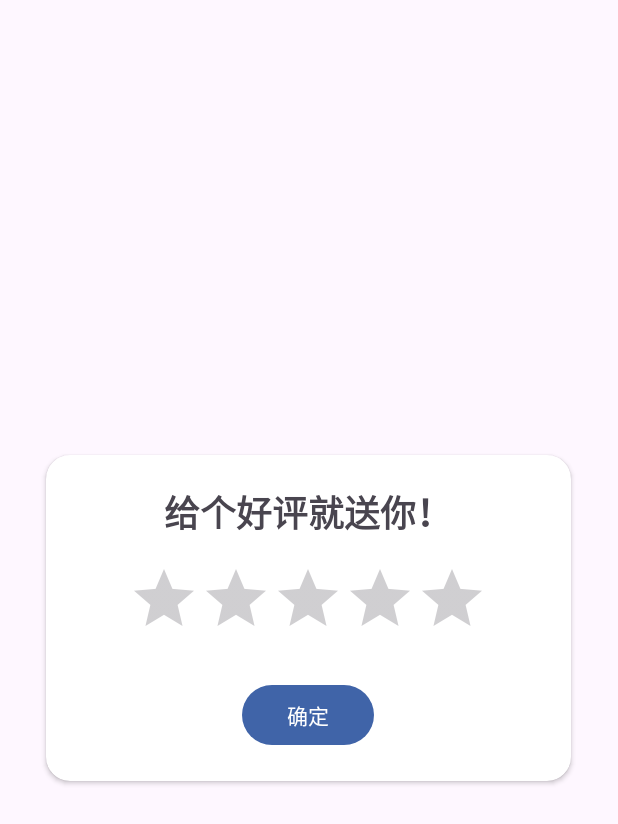
After one commit to 111Jessica111/My_Application, an Android app: the layout star_pay.xml on its own in the app's theme, with its tools: preview values and no code run, on a phone screen of 412 x 824 dp. The commit adds this screen. Shown: the top 824 px of the screen. Run offline under Robolectric (Android 15) with nearby library versions, the phone set to English and light mode, and no system bars.

Commit message:
打分支付

```diff
--- a/app/src/main/java/com/example/myapplication/fragment/ShopcarFragment.java
+++ b/app/src/main/java/com/example/myapplication/fragment/ShopcarFragment.java
@@ -1,7 +1,10 @@
 package com.example.myapplication.fragment;
 
 import android.app.AlertDialog;
+import android.app.Dialog;
 import android.content.DialogInterface;
+import android.graphics.Color;
+import android.graphics.drawable.ColorDrawable;
 import android.os.Bundle;
 
 import androidx.annotation.Nullable;
@@ -13,6 +16,8 @@ import androidx.recyclerview.widget.RecyclerView;
 import android.view.LayoutInflater;
 import android.view.View;
 import android.view.ViewGroup;
+import android.widget.Button;
+import android.widget.RatingBar;
 import android.widget.TextView;
 import android.widget.Toast;
 
@@ -85,6 +90,28 @@ public class ShopcarFragment extends Fragment {
                 Userinfo userinfo = Userinfo.getUserinfo();
                 if (userinfo != null){
                     List<Shopcarinfo> shoplist = ShopcarDbHelper.getInstance(getActivity()).shoplist(userinfo.getUsername());
+
+                    if (shoplist.size()==0){
+
+                        Toast.makeText(getActivity(),"购物车空空的，快去把它装满吧~",Toast.LENGTH_SHORT).show();
+                    }else {
+
+                        Dialog dialog = new Dialog(getActivity());
+                        dialog.getWindow().setBackgroundDrawable(new ColorDrawable(
+                                Color.TRANSPARENT
+                        ));
+
+                        dialog.setContentView(R.layout.star_pay);
+                        dialog.show();
+
+                        RatingBar star = dialog.findViewById(R.id.star);
+                        Button btn_star = dialog.findViewById(R.id.btn_star);
+
+                        btn_star.setOnClickListener(new View.OnClickListener() {
+                            @Override
+                            public void onClick(View v) {
+                                Toast.makeText(getActivity(),"快去查看你的订单吧~",Toast.LENGTH_SHORT).show();
+                                dialog.dismiss();
                                 //批量生成订单
                                 OrderDbHelper.getInstance(getActivity()).payAll(shoplist,"韵苑5栋","15012345678");
 
@@ -92,8 +119,11 @@ public class ShopcarFragment extends Fragment {
                                 for (int i = 0; i < shoplist.size();i++){
                                     ShopcarDbHelper.getInstance(getActivity()).delete(shoplist.get(i).getShop_id()+"");
                                 }
+                                refreshShopCar();
+                            }
+                        });
 
-                    refreshShopCar();
+                    }
                 }
             }
         });
--- /dev/null
+++ b/app/src/main/res/layout/star_pay.xml
@@ -0,0 +1,44 @@
+<?xml version="1.0" encoding="utf-8"?>
+<RelativeLayout xmlns:android="http://schemas.android.com/apk/res/android"
+    android:layout_width="match_parent"
+    android:layout_height="match_parent"
+    xmlns:app="http://schemas.android.com/apk/res-auto">
+
+    <androidx.cardview.widget.CardView
+        android:layout_width="350dp"
+        android:layout_height="wrap_content"
+        android:layout_centerInParent="true"
+        app:cardCornerRadius="16dp">
+
+        <LinearLayout
+            android:layout_width="match_parent"
+            android:layout_height="match_parent"
+            android:orientation="vertical"
+            android:gravity="center"
+            android:padding="20dp">
+            <TextView
+                android:layout_width="wrap_content"
+                android:layout_height="wrap_content"
+                android:text="给个好评就送你！"
+                android:textSize="24sp"
+                android:textStyle="bold"/>
+
+            <RatingBar
+                android:id="@+id/star"
+                android:layout_width="wrap_content"
+                android:layout_height="wrap_content"
+                android:stepSize="0.5"
+                android:numStars="5"
+                android:layout_marginTop="16dp"/>
+
+            <Button
+                android:id="@+id/btn_star"
+                android:layout_width="wrap_content"
+                android:layout_height="wrap_content"
+                android:text="确定"
+                android:layout_marginTop="20dp"/>
+
+        </LinearLayout>
+    </androidx.cardview.widget.CardView>
+
+</RelativeLayout>
```
Lines whose indentation alone changed are shown as unchanged.
